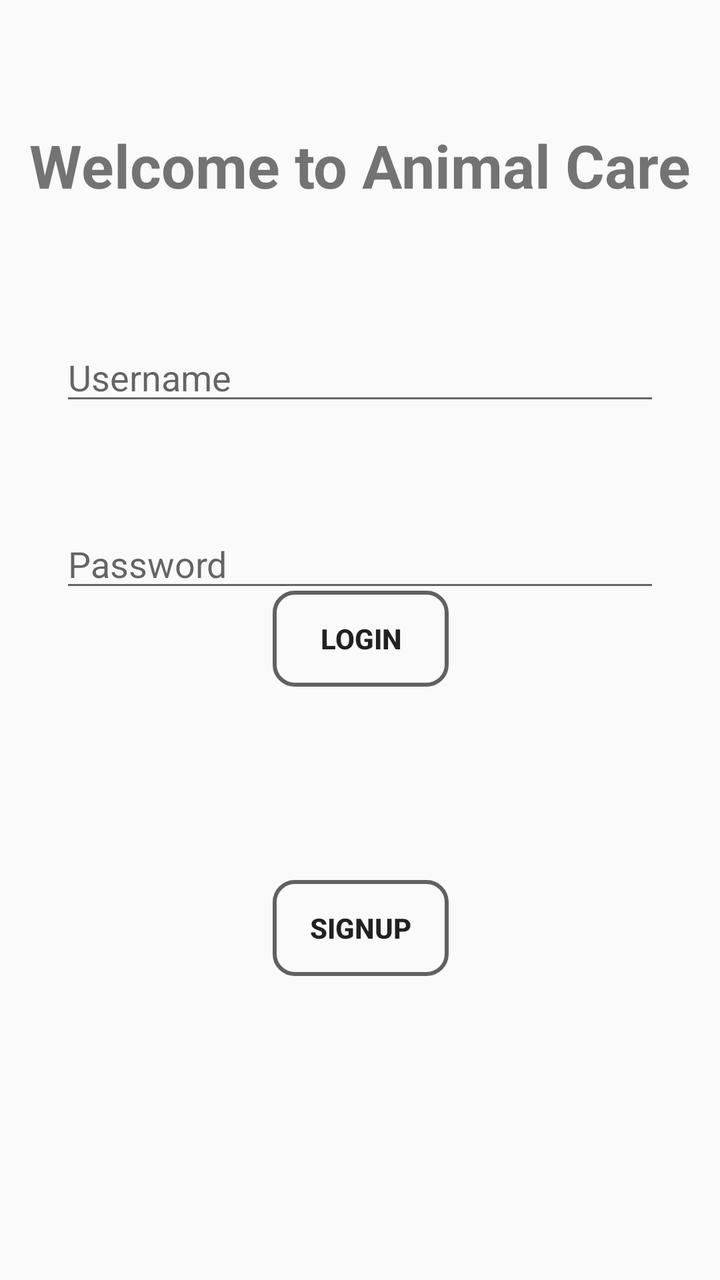
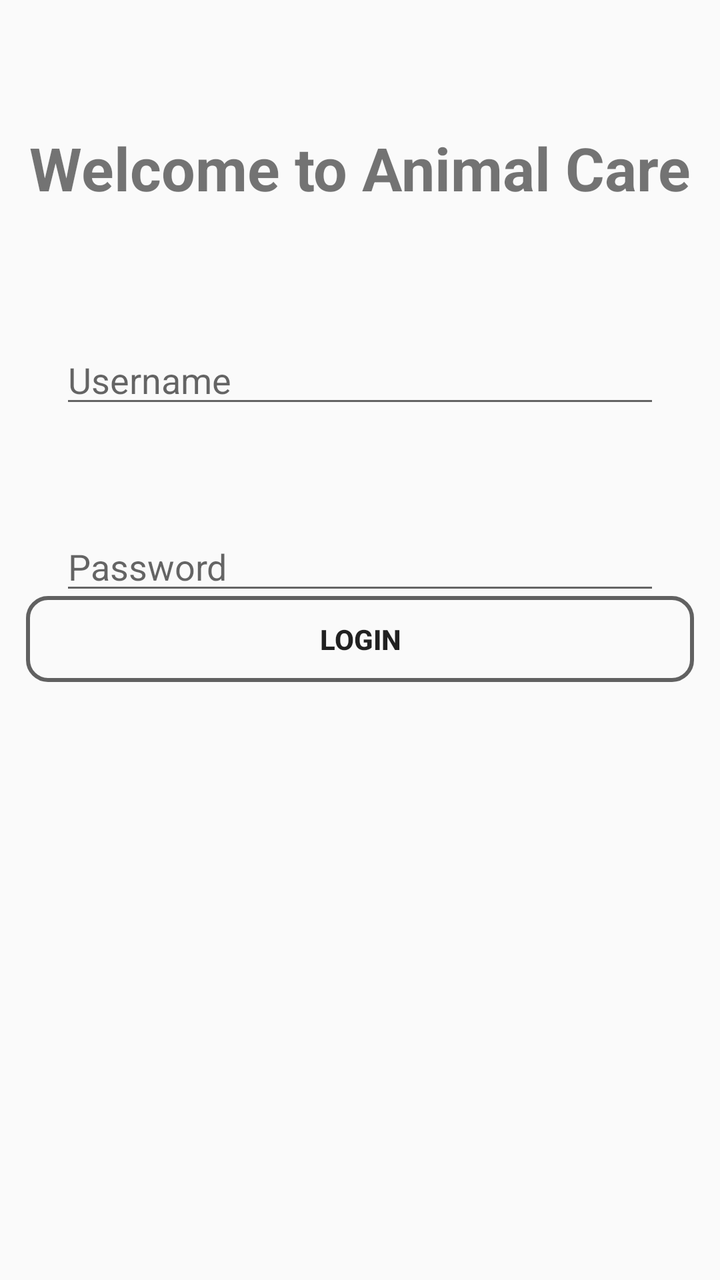

Screens rendered from an Android XML layout before and after an edit, with the pre-edit source and the edit as a unified diff.
<!-- AndroidManifest.xml: application theme AppTheme -->
<!-- res/layout/activity_main.xml -->
<?xml version="1.0" encoding="utf-8"?>
<androidx.constraintlayout.widget.ConstraintLayout xmlns:android="http://schemas.android.com/apk/res/android"
    xmlns:app="http://schemas.android.com/apk/res-auto"
    xmlns:tools="http://schemas.android.com/tools"
    android:layout_width="match_parent"
    android:layout_height="match_parent"
    tools:context=".MainActivity">

    <TextView
        android:id="@+id/Maintext"
        android:layout_width="345dp"
        android:layout_height="63dp"
        android:layout_marginTop="104dp"
        android:text="Welcome to Animal Care"
        android:textAlignment="center"
        android:textColor="@color/common_google_signin_btn_text_dark_focused"
        android:textSize="30sp"
        android:textStyle="bold"
        app:layout_constraintBottom_toTopOf="@+id/LoginUsername"
        app:layout_constraintEnd_toEndOf="parent"
        app:layout_constraintStart_toStartOf="parent"
        app:layout_constraintTop_toTopOf="parent"
        app:layout_constraintVertical_bias="0.0" />

    <EditText
        android:id="@+id/LoginUsername"
        android:layout_width="0dp"
        android:layout_height="wrap_content"
        android:layout_marginStart="30dp"
        android:layout_marginTop="41dp"
        android:layout_marginEnd="30dp"
        android:layout_marginBottom="26dp"
        android:ems="10"
        android:hint="Username"
        android:inputType="textEmailAddress"
        app:layout_constraintBottom_toTopOf="@+id/LoginPassword"
        app:layout_constraintEnd_toEndOf="parent"
        app:layout_constraintStart_toStartOf="parent"
        app:layout_constraintTop_toBottomOf="@+id/Maintext" />

    <EditText
        android:id="@+id/LoginPassword"
        android:layout_width="match_parent"
        android:layout_height="wrap_content"
        android:layout_marginStart="30dp"
        android:layout_marginTop="26dp"
        android:layout_marginEnd="30dp"
        android:layout_marginBottom="36dp"
        android:ems="10"
        android:hint="Password"
        android:inputType="textPassword"
        app:layout_constraintBottom_toTopOf="@+id/Loginbtn"
        app:layout_constraintEnd_toEndOf="parent"
        app:layout_constraintStart_toStartOf="parent"
        app:layout_constraintTop_toBottomOf="@+id/LoginUsername" />

    <Button
        android:id="@+id/Loginbtn"
        android:layout_width="wrap_content"
        android:layout_height="wrap_content"
        android:background="@drawable/border_frame"
        android:text="Login"
        android:textStyle="bold"
        app:layout_constraintBottom_toBottomOf="parent"
        app:layout_constraintEnd_toEndOf="parent"
        app:layout_constraintHorizontal_bias="0.501"
        app:layout_constraintStart_toStartOf="parent"
        app:layout_constraintTop_toTopOf="parent"
        app:layout_constraintVertical_bias="0.499" />

    <Button
        android:id="@+id/Signupbtn"
        android:layout_width="wrap_content"
        android:layout_height="wrap_content"
        android:layout_marginBottom="152dp"
        android:background="@drawable/border_frame"
        android:text="SignUp"
        android:textStyle="bold"
        app:layout_constraintBottom_toBottomOf="parent"
        app:layout_constraintEnd_toEndOf="parent"
        app:layout_constraintHorizontal_bias="0.501"
        app:layout_constraintStart_toStartOf="parent" />

    <TextView
        android:id="@+id/textView"
        android:layout_width="247dp"
        android:layout_height="30dp"
        android:layout_marginTop="75dp"
        android:layout_marginBottom="44dp"
        android:text="Create New Account"
        android:textAlignment="center"
        android:textSize="18sp"
        android:textStyle="bold"
        app:layout_constraintBottom_toTopOf="@+id/Signupbtn"
        app:layout_constraintEnd_toEndOf="parent"
        app:layout_constraintStart_toStartOf="parent"
        app:layout_constraintTop_toBottomOf="@+id/Loginbtn" />
</androidx.constraintlayout.widget.ConstraintLayout>
<!-- resources referenced by this layout -->
<resources>
  <!-- drawable border_frame (drawable-v24) -->
  <?xml version="1.0" encoding="utf-8"?>
  <shape xmlns:android="http://schemas.android.com/apk/res/android">
  
  
      <corners
          android:radius="10dp" />
  
      <stroke
          android:color="#616161"
          android:width="2dp" />
  
      <padding
          android:bottom="1dp"
          android:left="1dp"
          android:right="1dp"
          android:top="1dp"
          />
  
  </shape>
  <style name="AppTheme" parent="Theme.AppCompat.Light.DarkActionBar">
          
          <item name="colorPrimary">@color/colorPrimary</item>
          <item name="colorPrimaryDark">@color/colorPrimaryDark</item>
          <item name="colorAccent">@color/colorAccent</item>
      </style>
  <color name="colorPrimary">#008577</color>
  <color name="colorPrimaryDark">#00574B</color>
  <color name="colorAccent">#D81B60</color>
</resources>

<!-- the commit's change to res/layout/activity_main.xml (unified diff, before → after) -->
@@ -6,21 +6,68 @@
     android:layout_height="match_parent"
     tools:context=".MainActivity">
 
-    <TextView
-        android:id="@+id/Maintext"
-        android:layout_width="345dp"
-        android:layout_height="63dp"
-        android:layout_marginTop="104dp"
-        android:text="Welcome to Animal Care"
-        android:textAlignment="center"
-        android:textColor="@color/common_google_signin_btn_text_dark_focused"
-        android:textSize="30sp"
+    <Button
+        android:id="@+id/Loginbtn"
+        android:layout_width="334dp"
+        android:layout_height="43dp"
+        android:background="@drawable/border_frame"
+        android:text="Login"
         android:textStyle="bold"
-        app:layout_constraintBottom_toTopOf="@+id/LoginUsername"
+        app:layout_constraintBottom_toBottomOf="parent"
+        app:layout_constraintEnd_toEndOf="parent"
+        app:layout_constraintHorizontal_bias="0.498"
+        app:layout_constraintStart_toStartOf="parent"
+        app:layout_constraintTop_toTopOf="parent"
+        app:layout_constraintVertical_bias="0.499" />
+
+    <Button
+        android:id="@+id/Signupbtn"
+        android:layout_width="122dp"
+        android:layout_height="48dp"
+        android:layout_marginStart="250dp"
+        android:layout_marginTop="414dp"
+        android:layout_marginEnd="39dp"
+        android:layout_marginBottom="269dp"
+        android:background="@drawable/border_frame"
+        android:text="Create New Account"
+        android:textStyle="bold"
+        app:layout_constraintBottom_toBottomOf="parent"
+        app:layout_constraintEnd_toEndOf="parent"
+        app:layout_constraintStart_toEndOf="@+id/frgtpassbutton"
+        app:layout_constraintStart_toStartOf="parent"
+        app:layout_constraintTop_toTopOf="parent" />
+
+    <Button
+        android:id="@+id/frgtpassbutton"
+        android:layout_width="122dp"
+        android:layout_height="wrap_content"
+        android:layout_marginStart="33dp"
+        android:layout_marginTop="414dp"
+        android:layout_marginEnd="95dp"
+        android:layout_marginBottom="269dp"
+        android:background="@drawable/border_frame"
+        android:text="Forgot Password"
+        android:textStyle="bold"
+        app:layout_constraintBottom_toBottomOf="parent"
+        app:layout_constraintEnd_toStartOf="@+id/Signupbtn"
+        app:layout_constraintStart_toStartOf="parent"
+        app:layout_constraintTop_toTopOf="parent" />
+
+    <EditText
+        android:id="@+id/LoginPassword"
+        android:layout_width="match_parent"
+        android:layout_height="wrap_content"
+        android:layout_marginStart="30dp"
+        android:layout_marginTop="26dp"
+        android:layout_marginEnd="30dp"
+        android:layout_marginBottom="36dp"
+        android:ems="10"
+        android:hint="Password"
+        android:inputType="textPassword"
+        app:layout_constraintBottom_toTopOf="@+id/Loginbtn"
         app:layout_constraintEnd_toEndOf="parent"
         app:layout_constraintStart_toStartOf="parent"
-        app:layout_constraintTop_toTopOf="parent"
-        app:layout_constraintVertical_bias="0.0" />
+        app:layout_constraintTop_toBottomOf="@+id/LoginUsername" />
 
     <EditText
         android:id="@+id/LoginUsername"
@@ -38,61 +85,19 @@
         app:layout_constraintStart_toStartOf="parent"
         app:layout_constraintTop_toBottomOf="@+id/Maintext" />
 
-    <EditText
-        android:id="@+id/LoginPassword"
-        android:layout_width="match_parent"
-        android:layout_height="wrap_content"
-        android:layout_marginStart="30dp"
-        android:layout_marginTop="26dp"
-        android:layout_marginEnd="30dp"
-        android:layout_marginBottom="36dp"
-        android:ems="10"
-        android:hint="Password"
-        android:inputType="textPassword"
-        app:layout_constraintBottom_toTopOf="@+id/Loginbtn"
+    <TextView
+        android:id="@+id/Maintext"
+        android:layout_width="345dp"
+        android:layout_height="63dp"
+        android:layout_marginTop="104dp"
+        android:text="Welcome to Animal Care"
+        android:textAlignment="center"
+        android:textColor="@color/common_google_signin_btn_text_dark_focused"
+        android:textSize="30sp"
+        android:textStyle="bold"
+        app:layout_constraintBottom_toTopOf="@+id/LoginUsername"
         app:layout_constraintEnd_toEndOf="parent"
         app:layout_constraintStart_toStartOf="parent"
-        app:layout_constraintTop_toBottomOf="@+id/LoginUsername" />
-
-    <Button
-        android:id="@+id/Loginbtn"
-        android:layout_width="wrap_content"
-        android:layout_height="wrap_content"
-        android:background="@drawable/border_frame"
-        android:text="Login"
-        android:textStyle="bold"
-        app:layout_constraintBottom_toBottomOf="parent"
-        app:layout_constraintEnd_toEndOf="parent"
-        app:layout_constraintHorizontal_bias="0.501"
-        app:layout_constraintStart_toStartOf="parent"
         app:layout_constraintTop_toTopOf="parent"
-        app:layout_constraintVertical_bias="0.499" />
-
-    <Button
-        android:id="@+id/Signupbtn"
-        android:layout_width="wrap_content"
-        android:layout_height="wrap_content"
-        android:layout_marginBottom="152dp"
-        android:background="@drawable/border_frame"
-        android:text="SignUp"
-        android:textStyle="bold"
-        app:layout_constraintBottom_toBottomOf="parent"
-        app:layout_constraintEnd_toEndOf="parent"
-        app:layout_constraintHorizontal_bias="0.501"
-        app:layout_constraintStart_toStartOf="parent" />
-
-    <TextView
-        android:id="@+id/textView"
-        android:layout_width="247dp"
-        android:layout_height="30dp"
-        android:layout_marginTop="75dp"
-        android:layout_marginBottom="44dp"
-        android:text="Create New Account"
-        android:textAlignment="center"
-        android:textSize="18sp"
-        android:textStyle="bold"
-        app:layout_constraintBottom_toTopOf="@+id/Signupbtn"
-        app:layout_constraintEnd_toEndOf="parent"
-        app:layout_constraintStart_toStartOf="parent"
-        app:layout_constraintTop_toBottomOf="@+id/Loginbtn" />
+        app:layout_constraintVertical_bias="0.0" />
 </androidx.constraintlayout.widget.ConstraintLayout>
